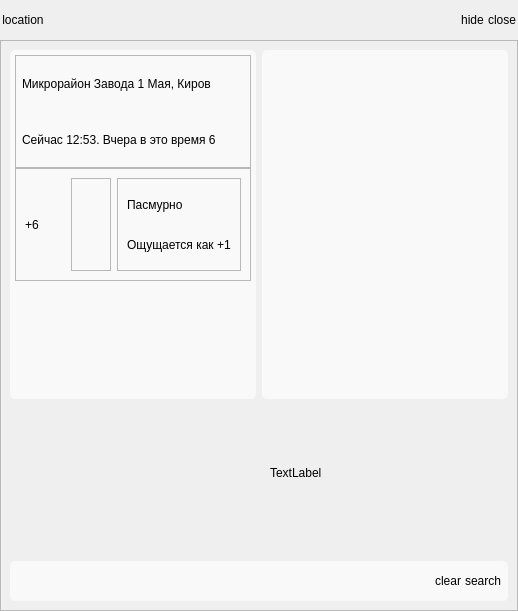
This is path/interface.ui in bigidulka/Weather as Qt 5 draws it before an edit. The edited form follows.
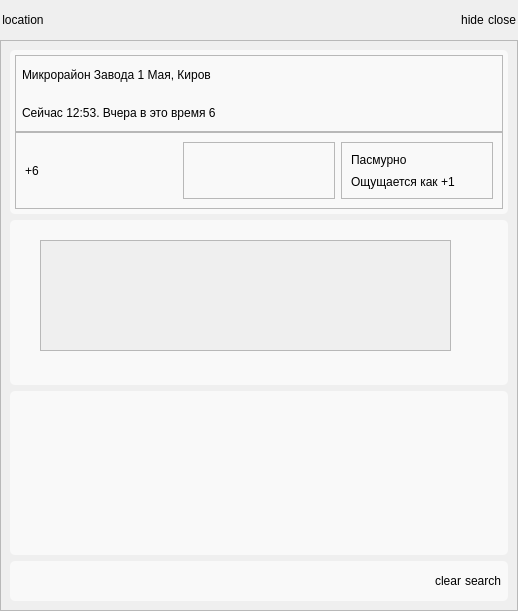
This is the edited form.

```diff
--- a/path/interface.ui
+++ b/path/interface.ui
@@ -169,7 +169,8 @@
        <item>
         <widget class="QWidget" name="main" native="true">
          <property name="styleSheet">
-          <string notr="true">#advInfo, #basicInfo {
+          <string notr="true">
+#basicInfo, #forecast, #hourly_forecast {
   color: #333;
   background-color: rgb(249, 249, 249);
   border-radius: 5px;
@@ -197,9 +198,9 @@
             <property name="styleSheet">
              <string notr="true"/>
             </property>
-            <layout class="QHBoxLayout" name="horizontalLayout_4">
+            <layout class="QVBoxLayout" name="verticalLayout_7">
              <property name="spacing">
-              <number>6</number>
+              <number>0</number>
              </property>
              <property name="leftMargin">
               <number>0</number>
@@ -339,63 +340,48 @@
                   </layout>
                  </widget>
                 </item>
-                <item>
-                 <widget class="QWidget" name="hours" native="true"/>
-                </item>
                </layout>
               </widget>
              </item>
-             <item>
-              <widget class="QFrame" name="advInfo">
-               <property name="frameShape">
-                <enum>QFrame::StyledPanel</enum>
-               </property>
-               <property name="frameShadow">
-                <enum>QFrame::Raised</enum>
-               </property>
-               <layout class="QHBoxLayout" name="horizontalLayout_5"/>
-              </widget>
-             </item>
             </layout>
            </widget>
           </item>
           <item>
-           <widget class="QWidget" name="days" native="true">
-            <property name="sizePolicy">
-             <sizepolicy hsizetype="Preferred" vsizetype="Preferred">
-              <horstretch>0</horstretch>
-              <verstretch>0</verstretch>
-             </sizepolicy>
-            </property>
-            <property name="maximumSize">
-             <size>
-              <width>16777215</width>
-              <height>150</height>
-             </size>
-            </property>
-            <property name="styleSheet">
-             <string notr="true">#parts {
-  color: #333;
-  background-color: rgb(249, 249, 249);
-  border-radius: 5px;
-  padding: 5px
-}</string>
-            </property>
-            <widget class="QLabel" name="text">
+           <widget class="QWidget" name="forecast" native="true">
+            <widget class="QScrollArea" name="scrollArea">
              <property name="geometry">
               <rect>
-               <x>260</x>
-               <y>60</y>
-               <width>55</width>
-               <height>16</height>
+               <x>30</x>
+               <y>20</y>
+               <width>411</width>
+               <height>111</height>
               </rect>
              </property>
-             <property name="text">
-              <string>TextLabel</string>
+             <property name="sizePolicy">
+              <sizepolicy hsizetype="Expanding" vsizetype="Expanding">
+               <horstretch>0</horstretch>
+               <verstretch>0</verstretch>
+              </sizepolicy>
              </property>
+             <property name="widgetResizable">
+              <bool>true</bool>
+             </property>
+             <widget class="QWidget" name="scrollAreaWidgetContents">
+              <property name="geometry">
+               <rect>
+                <x>0</x>
+                <y>0</y>
+                <width>409</width>
+                <height>109</height>
+               </rect>
+              </property>
+             </widget>
             </widget>
            </widget>
           </item>
+          <item>
+           <widget class="QWidget" name="hourly_forecast" native="true"/>
+          </item>
          </layout>
         </widget>
        </item>
```
